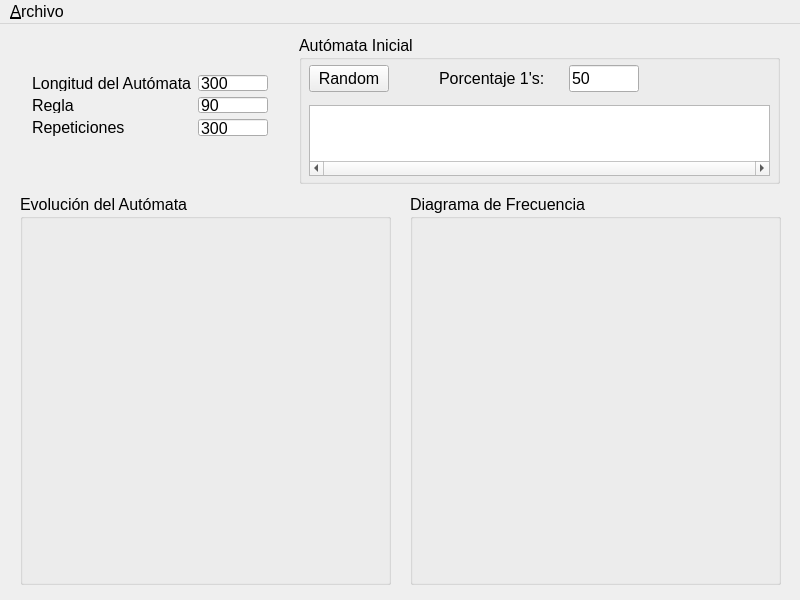
Before: the Qt Designer form mainwindow.ui in atile-y/AutomataCelular1D, drawn with Qt 5.
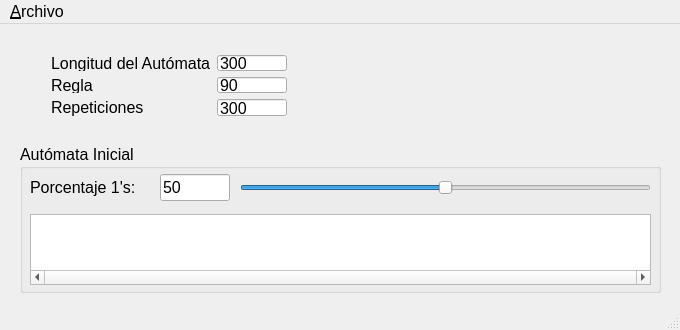
After: the same form once the commit is applied. Icons and pictures are not drawn.

```diff
--- a/mainwindow.ui
+++ b/mainwindow.ui
@@ -6,16 +6,10 @@
    <rect>
     <x>0</x>
     <y>0</y>
-    <width>800</width>
-    <height>600</height>
+    <width>680</width>
+    <height>330</height>
    </rect>
   </property>
-  <property name="minimumSize">
-   <size>
-    <width>800</width>
-    <height>600</height>
-   </size>
-  </property>
   <property name="font">
    <font>
     <pointsize>12</pointsize>
@@ -28,8 +22,8 @@
    <widget class="QPushButton" name="playPushButton">
     <property name="geometry">
      <rect>
-      <x>80</x>
-      <y>130</y>
+      <x>390</x>
+      <y>40</y>
       <width>32</width>
       <height>32</height>
      </rect>
@@ -55,10 +49,13 @@
     </property>
    </widget>
    <widget class="QPushButton" name="pausePushButton">
+    <property name="enabled">
+     <bool>false</bool>
+    </property>
     <property name="geometry">
      <rect>
-      <x>140</x>
-      <y>130</y>
+      <x>470</x>
+      <y>40</y>
       <width>32</width>
       <height>32</height>
      </rect>
@@ -84,10 +81,13 @@
     </property>
    </widget>
    <widget class="QPushButton" name="stopPushButton">
+    <property name="enabled">
+     <bool>false</bool>
+    </property>
     <property name="geometry">
      <rect>
-      <x>200</x>
-      <y>130</y>
+      <x>550</x>
+      <y>40</y>
       <width>32</width>
       <height>32</height>
      </rect>
@@ -115,8 +115,8 @@
    <widget class="QWidget" name="layoutWidget">
     <property name="geometry">
      <rect>
-      <x>21</x>
-      <y>40</y>
+      <x>40</x>
+      <y>20</y>
       <width>262</width>
       <height>83</height>
      </rect>
@@ -208,32 +208,19 @@
    <widget class="QGroupBox" name="initTapeGroupBox">
     <property name="geometry">
      <rect>
-      <x>299</x>
-      <y>11</y>
-      <width>481</width>
+      <x>20</x>
+      <y>120</y>
+      <width>641</width>
       <height>149</height>
      </rect>
     </property>
     <property name="title">
      <string>Autómata Inicial</string>
     </property>
-    <widget class="QPushButton" name="randomPushButton">
-     <property name="geometry">
-      <rect>
-       <x>10</x>
-       <y>30</y>
-       <width>80</width>
-       <height>27</height>
-      </rect>
-     </property>
-     <property name="text">
-      <string>Random</string>
-     </property>
-    </widget>
     <widget class="QLabel" name="percentLabel">
      <property name="geometry">
       <rect>
-       <x>140</x>
+       <x>10</x>
        <y>30</y>
        <width>119</width>
        <height>27</height>
@@ -246,7 +233,7 @@
     <widget class="QLineEdit" name="percentLineEdit">
      <property name="geometry">
       <rect>
-       <x>270</x>
+       <x>140</x>
        <y>30</y>
        <width>70</width>
        <height>27</height>
@@ -273,7 +260,7 @@
       <rect>
        <x>10</x>
        <y>70</y>
-       <width>461</width>
+       <width>621</width>
        <height>71</height>
       </rect>
      </property>
@@ -300,32 +287,37 @@
      </attribute>
      <row/>
     </widget>
-   </widget>
-   <widget class="QGroupBox" name="evolutionGroupBox">
-    <property name="geometry">
-     <rect>
-      <x>20</x>
-      <y>170</y>
-      <width>371</width>
-      <height>391</height>
-     </rect>
-    </property>
-    <property name="title">
-     <string>Evolución del Autómata</string>
-    </property>
-   </widget>
-   <widget class="QGroupBox" name="frequencyGroupBox">
-    <property name="geometry">
-     <rect>
-      <x>410</x>
-      <y>170</y>
-      <width>371</width>
-      <height>391</height>
-     </rect>
-    </property>
-    <property name="title">
-     <string>Diagrama de Frecuencia</string>
-    </property>
+    <widget class="QSlider" name="percentHorizontalSlider">
+     <property name="geometry">
+      <rect>
+       <x>220</x>
+       <y>30</y>
+       <width>411</width>
+       <height>27</height>
+      </rect>
+     </property>
+     <property name="maximum">
+      <number>1000</number>
+     </property>
+     <property name="singleStep">
+      <number>10</number>
+     </property>
+     <property name="pageStep">
+      <number>50</number>
+     </property>
+     <property name="value">
+      <number>500</number>
+     </property>
+     <property name="tracking">
+      <bool>false</bool>
+     </property>
+     <property name="orientation">
+      <enum>Qt::Horizontal</enum>
+     </property>
+     <property name="invertedControls">
+      <bool>true</bool>
+     </property>
+    </widget>
    </widget>
   </widget>
   <widget class="QMenuBar" name="menuBar">
@@ -333,19 +325,20 @@
     <rect>
      <x>0</x>
      <y>0</y>
-     <width>800</width>
+     <width>680</width>
      <height>24</height>
     </rect>
    </property>
-   <widget class="QMenu" name="menu_File">
+   <widget class="QMenu" name="menu_Archivo">
     <property name="title">
      <string>&amp;Archivo</string>
     </property>
     <addaction name="action_Open_file"/>
    </widget>
-   <addaction name="menu_File"/>
+   <addaction name="menu_Archivo"/>
   </widget>
-  <action name="action_Open_file">
+  <widget class="QStatusBar" name="statusBar"/>
+  <action name="actionAbrir_Automata">
    <property name="text">
     <string>Abrir archivo</string>
    </property>
```
Left out of the diff: 26 changed lines with no effect on the pictures.
